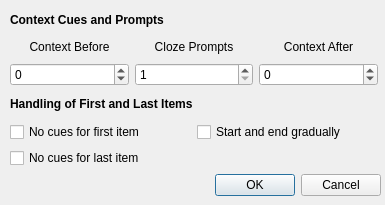
First picture: the form in designer/settings_note.ui, repository glutanimate/cloze-overlapper, before the edit.
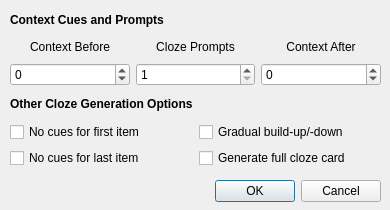
Second picture: the form after the edit.

Commit message:
Add an option to disable full cloze card generation
Both available as a note-specific setting and globally configurable
default setting.

Patch:
```diff
--- a/designer/settings_note.ui
+++ b/designer/settings_note.ui
@@ -6,20 +6,20 @@
    <rect>
     <x>0</x>
     <y>0</y>
-    <width>385</width>
-    <height>205</height>
+    <width>390</width>
+    <height>210</height>
    </rect>
   </property>
   <property name="minimumSize">
    <size>
-    <width>385</width>
-    <height>205</height>
+    <width>390</width>
+    <height>210</height>
    </size>
   </property>
   <property name="maximumSize">
    <size>
-    <width>385</width>
-    <height>205</height>
+    <width>390</width>
+    <height>210</height>
    </size>
   </property>
   <property name="windowTitle">
@@ -29,7 +29,7 @@
    <property name="geometry">
     <rect>
      <x>10</x>
-     <y>170</y>
+     <y>176</y>
      <width>371</width>
      <height>31</height>
     </rect>
@@ -46,7 +46,7 @@
     <rect>
      <x>10</x>
      <y>10</y>
-     <width>368</width>
+     <width>371</width>
      <height>158</height>
     </rect>
    </property>
@@ -155,7 +155,7 @@
       <item row="0" column="0" colspan="2">
        <widget class="QLabel" name="label_5">
         <property name="text">
-         <string>&lt;html&gt;&lt;head/&gt;&lt;body&gt;&lt;p&gt;&lt;span style=&quot; font-weight:600;&quot;&gt;Handling of First and Last Items&lt;/span&gt;&lt;/p&gt;&lt;/body&gt;&lt;/html&gt;</string>
+         <string>&lt;html&gt;&lt;head/&gt;&lt;body&gt;&lt;p&gt;&lt;span style=&quot; font-weight:600;&quot;&gt;Other Cloze Generation Options&lt;/span&gt;&lt;/p&gt;&lt;/body&gt;&lt;/html&gt;</string>
         </property>
        </widget>
       </item>
@@ -175,7 +175,17 @@
          <string>For notes that have multiple clozes revealed per card,&lt;br&gt;gradually build up to full reveal count at the start,&lt;br&gt;and vice-versa in the end</string>
         </property>
         <property name="text">
-         <string>Start and end gradually</string>
+         <string>Gradual build-up/-down</string>
+        </property>
+       </widget>
+      </item>
+      <item row="2" column="1">
+       <widget class="QCheckBox" name="cb_gfc">
+        <property name="toolTip">
+         <string>Don't provide any context cues for first cloze item</string>
+        </property>
+        <property name="text">
+         <string>Generate full cloze card</string>
         </property>
        </widget>
       </item>
```
The commit also changes 4 other files.
